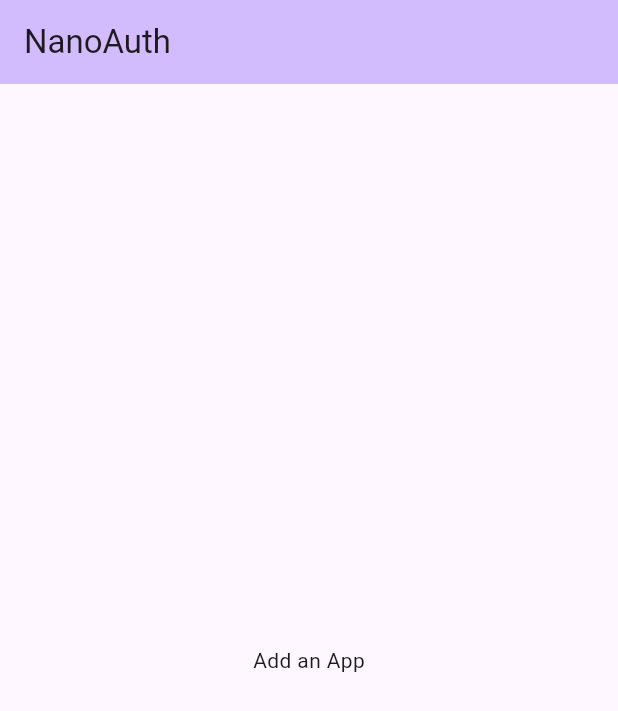
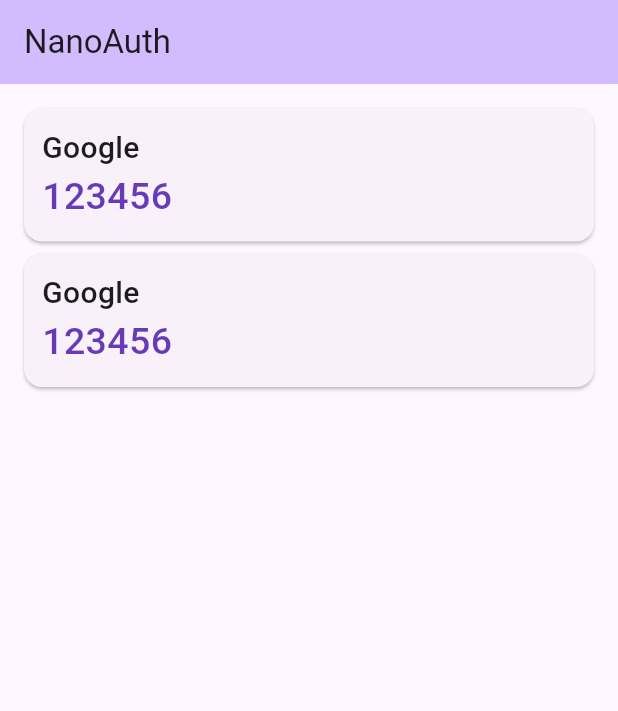
Before and after one commit to atmosmash/totp, a Flutter app: the screen it shows after launch, on a phone screen of 412 x 824 dp. Shown: the top 711 px of the screen. Run offline on Flutter 3.47's test engine with Material 2 defaults, Android fonts, the light colour scheme and no system bars.

Commit message:
chore: added card component

```diff
--- /dev/null
+++ b/lib/components/totp_card.dart
@@ -0,0 +1,39 @@
+import 'package:flutter/material.dart';
+
+class TotpCard extends StatelessWidget {
+  const TotpCard({
+    super.key,
+  });
+
+  @override
+  Widget build(BuildContext context) {
+    return const FractionallySizedBox(
+      widthFactor: 1,
+      child: Card(
+        child: Padding(
+          padding: EdgeInsets.all(12.0),
+          child: Column(
+            crossAxisAlignment: CrossAxisAlignment.start,
+            children: [
+              Text(
+                'Google',
+                style: TextStyle(
+                  fontWeight: FontWeight.w500,
+                  fontSize: 20,
+                ),
+              ),
+              Text(
+                '123456',
+                style: TextStyle(
+                  fontWeight: FontWeight.w500,
+                  fontSize: 25,
+                  color: Colors.deepPurple,
+                ),
+              ),
+            ],
+          ),
+        ),
+      ),
+    );
+  }
+}
--- a/lib/main.dart
+++ b/lib/main.dart
@@ -1,4 +1,6 @@
 import 'package:flutter/material.dart';
+
+import 'components/totp_card.dart';
 
 void main() {
   runApp(const TotpApp());
@@ -7,11 +9,10 @@
 class TotpApp extends StatelessWidget {
   const TotpApp({super.key});
 
-  // This widget is the root of your application.
   @override
   Widget build(BuildContext context) {
     return MaterialApp(
-      title: 'Flutter Demo',
+      title: 'NanoAuth',
       debugShowCheckedModeBanner: false,
       theme: ThemeData(
         colorScheme: ColorScheme.fromSeed(seedColor: Colors.deepPurple),
@@ -29,10 +30,6 @@
 }
 
 class _MyHomePageState extends State<MyHomePage> {
-  void _incrementCounter() {
-    setState(() {});
-  }
-
   @override
   Widget build(BuildContext context) {
     // This method is rerun every time setState is called, for instance as done
@@ -51,15 +48,12 @@
         // the App.build method, and use it to set our appbar title.
         title: const Text('NanoAuth'),
       ),
-      body: const Center(
-        // Center is a layout widget. It takes a single child and positions it
-        // in the middle of the parent.
+      body: const Padding(
+        padding: EdgeInsets.all(12.0),
         child: Column(
-          mainAxisAlignment: MainAxisAlignment.center,
-          children: <Widget>[
-            Text(
-              'Add an App',
-            ),
+          children: [
+            TotpCard(),
+            TotpCard(),
           ],
         ),
       ),
```
